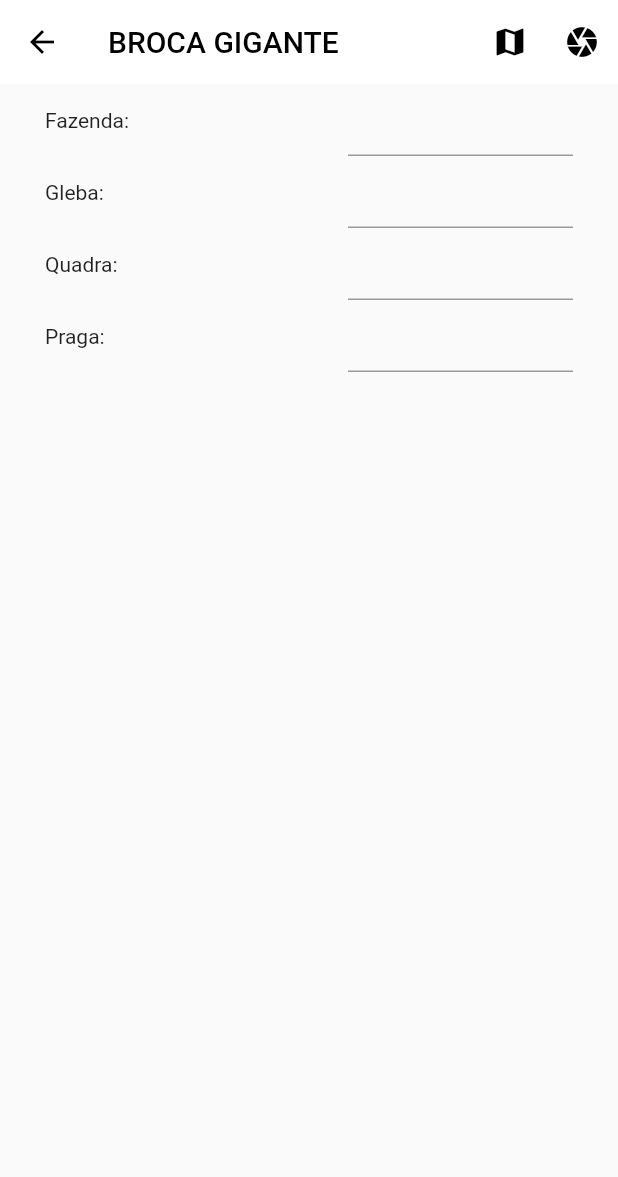
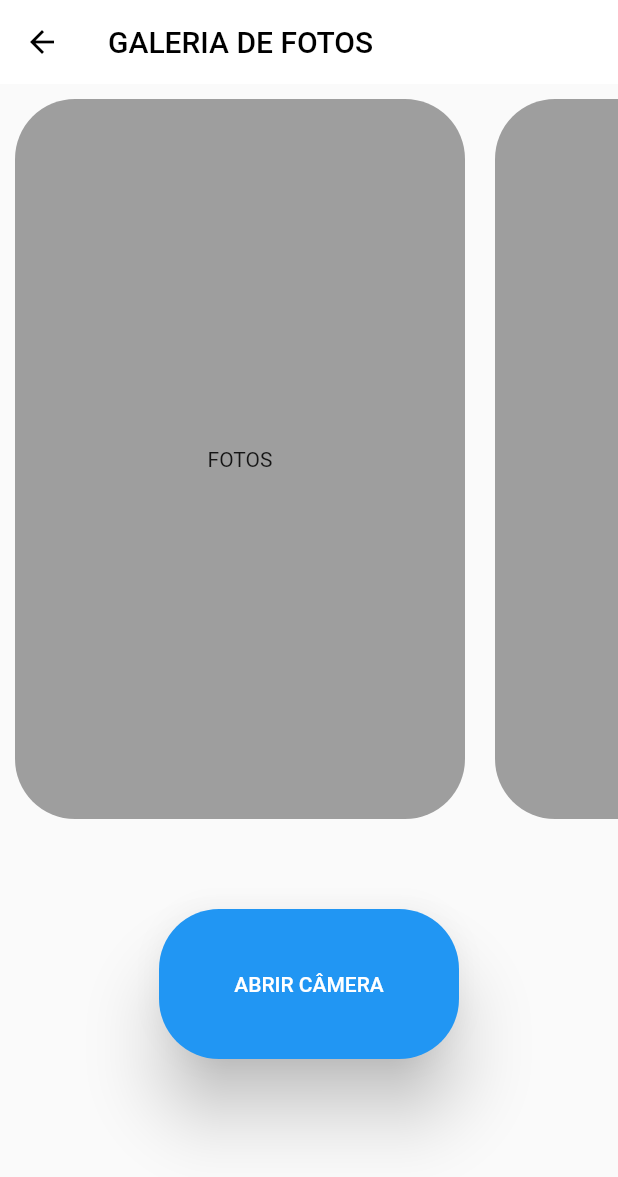
Before and after one commit to DataMob-project-UNAERP/integrador-datamob, a Flutter app: the BrocaGiganteModulo screen opened by its route, after a tap on the "camera" icon, on a phone screen of 412 x 824 dp. Shown: the top 1177 px of the screen. Run offline on Flutter 3.47's test engine with Material 2 defaults, Android fonts, the phone set to English and light mode, and no system bars; missing offline and left inert: image_picker_for_web.

Commit message:
Atualização interface câmera + interface mapa

```diff
--- a/lib/app_widget.dart
+++ b/lib/app_widget.dart
@@ -1,5 +1,7 @@
 import 'package:datamob/apont_broca_gigante_item_page.dart';
 import 'package:datamob/modulo_broca_gigante.dart';
+import 'package:datamob/modulo_camera_page.dart';
+import 'package:datamob/modulo_mapas_page.dart';
 import 'package:datamob/modulo_perdas_page.dart';
 import 'package:datamob/modulo_sphenophorus_page.dart';
 import 'package:datamob/perdas_item_page.dart';
@@ -32,6 +34,8 @@ class AppWidget extends StatelessWidget {
         '/outraspragas_item': (context) => OutrasPragasItem(),
         '/brocagigante_item': (context) => BocrocaGiganteItem(),
         '/perdas_item': (context) => PerdasItem(),
+        '/modulo_camera': (context) => ModuloCamera(),
+        '/modulo_mapas': (context) => ModuloMapas()
 
       },
 
--- a/lib/login_page.dart
+++ b/lib/login_page.dart
@@ -67,7 +67,7 @@ class LoginPage extends StatelessWidget {
 
 
                     onPressed: () {
-                    Navigator.of(context).pushNamed('/dashcentral');
+                    Navigator.of(context).pushReplacementNamed('/dashcentral');
                     },
                   child: Text(
                   "Entrar"
--- a/lib/modulo_broca_gigante.dart
+++ b/lib/modulo_broca_gigante.dart
@@ -20,14 +20,14 @@ class BrocaGiganteModulo extends StatelessWidget {
             ),
             actions: [
               IconButton(onPressed: (){
-
+                Navigator.of(context).pushNamed('/modulo_mapas');
               },
               icon: Icon(
                 Icons.map
                 )
               ),
               IconButton(onPressed: (){
-
+                Navigator.of(context).pushNamed('/modulo_camera');
               }, icon: Icon(
                 Icons.camera
                 )
--- /dev/null
+++ b/lib/modulo_camera_page.dart
@@ -0,0 +1,77 @@
+import 'package:flutter/material.dart';
+
+class ModuloCamera extends StatelessWidget {
+  const ModuloCamera({ Key? key }) : super(key: key);
+
+  @override
+  Widget build(BuildContext context) {
+    return Scaffold(
+          appBar: AppBar(
+           iconTheme: IconThemeData(
+            color: Colors.black, //change your color here
+          ),
+          backgroundColor: Colors.white,
+          elevation: 0,
+          title: Text(
+            'GALERIA DE FOTOS',
+            style: TextStyle(color: Colors.black),
+            ),
+          ),
+      body: Container(
+        child: SingleChildScrollView(
+          child: Column(
+            children: [
+              SizedBox(
+                height: 500,
+
+                child: ListView.builder(
+
+                  itemCount: 10,
+                  scrollDirection: Axis.horizontal,
+
+                  itemBuilder: (context, index) => Container(
+                    width: 300,
+                    margin: EdgeInsets.all(10),
+                    decoration: BoxDecoration(
+                      borderRadius: BorderRadius.circular(40),
+                      color: Colors.grey
+
+                    ),
+                    child: Center(
+                      child: Text(
+                        "FOTOS"
+                      ),
+                    ),
+                  ),
+                ),
+              ),
+              SizedBox(
+                height: 50,
+              ),
+              SizedBox(
+                height: 100,
+                width: 200,
+                child: ElevatedButton(
+                  style: ElevatedButton.styleFrom(
+                    elevation: 20,
+                    shadowColor: Colors.black,
+                    primary: Colors.blue,
+                    shape: RoundedRectangleBorder(
+                    borderRadius: BorderRadius.circular(40)),
+                  ),
+
+                  onPressed: () {
+
+                },
+                child: Text(
+                "ABRIR CÂMERA"
+                ),
+              ),
+            )
+            ],
+          ),
+        ),
+      ),
+    );
+  }
+}
--- a/lib/modulo_perdas_page.dart
+++ b/lib/modulo_perdas_page.dart
@@ -25,14 +25,14 @@ class _PerdasModuloState extends State<PerdasModulo> {
             ),
             actions: [
               IconButton(onPressed: (){
-
+                 Navigator.of(context).pushNamed('/modulo_mapas');
               },
               icon: Icon(
                 Icons.map
                 )
               ),
               IconButton(onPressed: (){
-
+                Navigator.of(context).pushNamed('/modulo_camera');
               }, icon: Icon(
                 Icons.camera
                 )
--- a/lib/modulo_pragas_solo_page.dart
+++ b/lib/modulo_pragas_solo_page.dart
@@ -20,14 +20,14 @@ class ApontPragas extends StatelessWidget {
             ),
             actions: [
               IconButton(onPressed: (){
-
+                 Navigator.of(context).pushNamed('/modulo_mapas');
               },
               icon: Icon(
                 Icons.map
                 )
               ),
               IconButton(onPressed: (){
-
+                Navigator.of(context).pushNamed('/modulo_camera');
               }, icon: Icon(
                 Icons.camera
                 )
--- a/lib/modulo_sphenophorus_page.dart
+++ b/lib/modulo_sphenophorus_page.dart
@@ -20,14 +20,14 @@ class SphenophorusModulo extends StatelessWidget {
             ),
             actions: [
               IconButton(onPressed: (){
-
+                 Navigator.of(context).pushNamed('/modulo_mapas');
               },
               icon: Icon(
                 Icons.map
                 )
               ),
               IconButton(onPressed: (){
-
+                Navigator.of(context).pushNamed('/modulo_camera');
               }, icon: Icon(
                 Icons.camera
                 )
@@ -135,8 +135,6 @@ class SphenophorusModulo extends StatelessWidget {
 
                             if(praga_value == 'SPHENOPHORUS'){
                                 Navigator.of(context).pushNamed('/sphenophorus_item');
-                            }else if(praga_value == 'OUTRAS PRAGAS'){
-                                Navigator.of(context).pushNamed('/outraspragas_item');
                             }
 
                           }
```
Also changed, not shown: lib/modulo_mapas_page.dart (added, +63 -0 lines).
